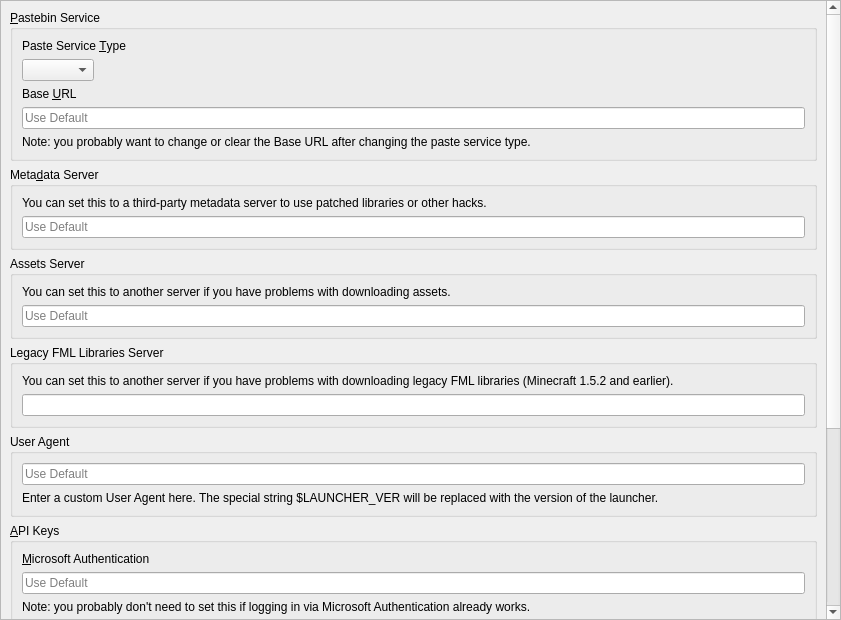
awakenginexe/Awake-Launcher, file launcher/ui/pages/global/APIPage.ui: the form before one commit.
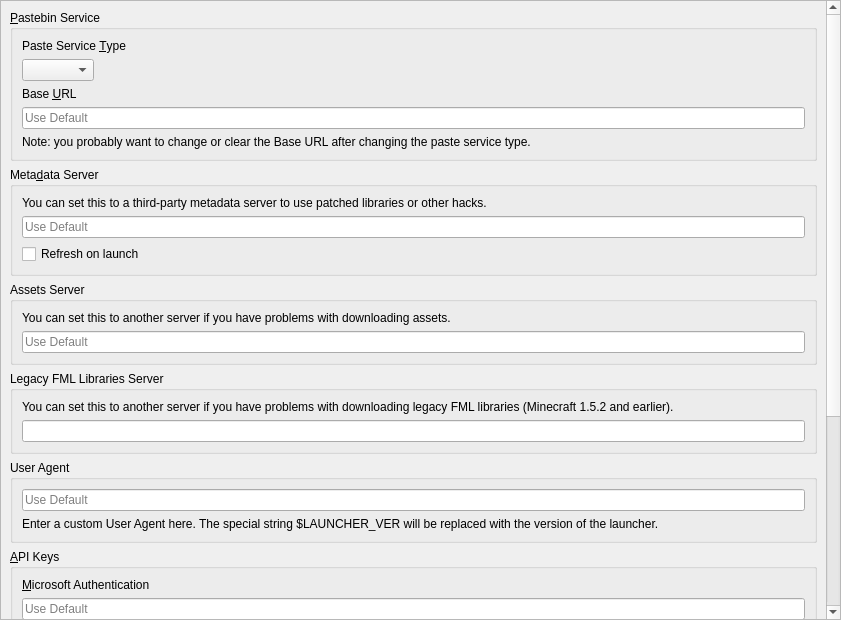
The form after the commit.

Commit message:
add a option to skip meta refresh on launch
related to https://github.com/PrismLauncher/PrismLauncher/issues/3785
It doesn't fix it but it should at least allow users to skip the
redownload of the meta files.
So in a previous PR I added an automated way to refresh all the meta
from the original index, to the component index to the actual index.

```diff
--- a/launcher/ui/pages/global/APIPage.ui
+++ b/launcher/ui/pages/global/APIPage.ui
@@ -32,9 +32,9 @@
       <property name="geometry">
        <rect>
         <x>0</x>
-        <y>-262</y>
-        <width>820</width>
-        <height>908</height>
+        <y>0</y>
+        <width>825</width>
+        <height>1236</height>
        </rect>
       </property>
       <layout class="QVBoxLayout" name="verticalLayout">
@@ -126,6 +126,13 @@
             </property>
            </widget>
           </item>
+          <item>
+           <widget class="QCheckBox" name="metaRefreshOnLaunchCB">
+            <property name="text">
+             <string>Refresh on launch</string>
+            </property>
+           </widget>
+          </item>
          </layout>
         </widget>
        </item>
```
The commit also changes 3 other files.
